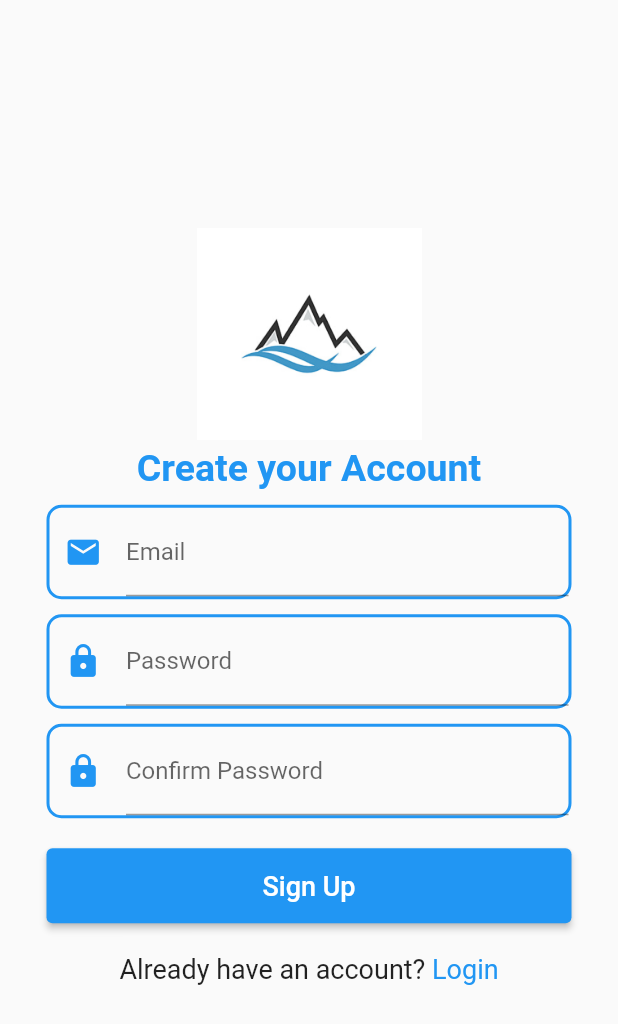
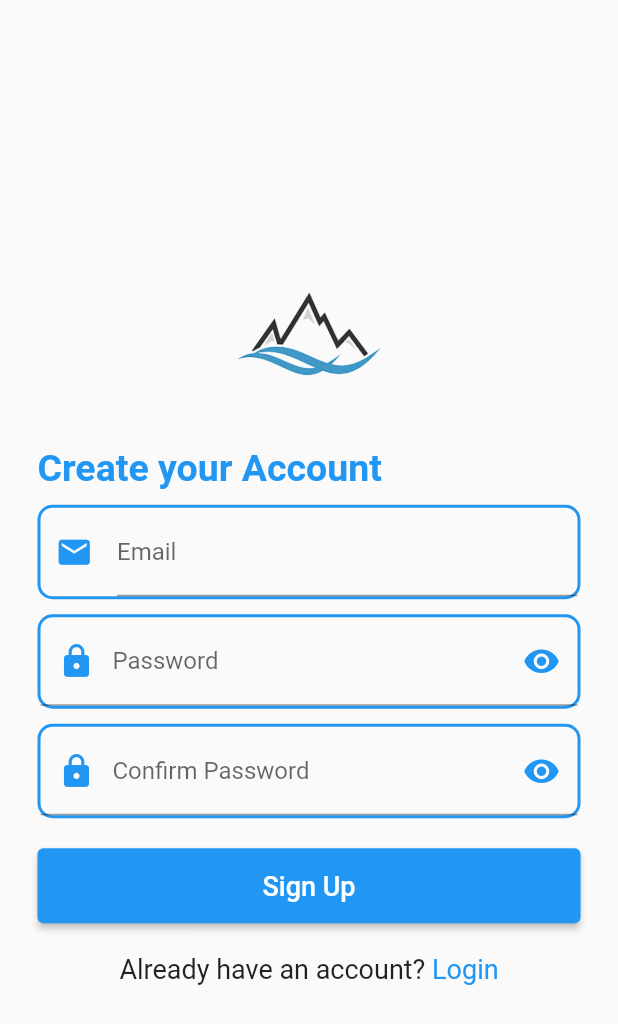
Before and after one commit to shresritik/Last-project, a Flutter app: the screen it shows after launch, after a tap on "Sign up", on a phone screen of 412 x 824 dp. Shown: the top 1024 px of the screen. Run offline on Flutter 3.47's test engine with Material 2 defaults, Android fonts, the phone set to English and light mode, and no system bars; our stand-ins replace carousel_slider; network calls fail.

Commit message:
final project v2.0.0

```diff
--- a/lib/main.dart
+++ b/lib/main.dart
@@ -1,5 +1,6 @@
 import 'package:flutter/material.dart';
 import 'package:last_project/pages/login.dart';
+import 'package:last_project/pages/splash.dart';
 
 void main() {
   runApp(MyApp());
@@ -17,7 +18,7 @@
   Widget build(BuildContext context) {
     return MaterialApp(
       debugShowCheckedModeBanner: false,
-      home: SafeArea(child: Scaffold(body: Login())),
+      home: SafeArea(child: Scaffold(body: Splash())),
     );
   }
 }
--- a/lib/pages/login.dart
+++ b/lib/pages/login.dart
@@ -1,4 +1,5 @@
 import 'package:flutter/material.dart';
+import 'package:last_project/pages/BottomNav.dart';
 import 'package:last_project/pages/Home.dart';
 import 'package:last_project/pages/api_page.dart';
 import 'package:last_project/pages/signup.dart';
@@ -12,13 +13,16 @@
 
 class _LoginState extends State<Login> {
   bool? check = false;
-
+  bool show = true;
   @override
   Widget build(BuildContext context) {
     return Scaffold(
       body: Center(
-        child: Column(
-          mainAxisAlignment: MainAxisAlignment.center,
+        child: Padding(
+          padding: const EdgeInsets.all(25.0),
+          child: ListView(
+            shrinkWrap: true,
+            // mainAxisAlignment: MainAxisAlignment.center,
             children: [
               Image.asset(
                 'images/mountainelogo.png',
@@ -35,7 +39,6 @@
                 ),
               ),
               Container(
-              padding: EdgeInsets.only(left: 10),
                 margin: EdgeInsets.only(top: 10),
                 width: 350,
                 decoration: BoxDecoration(
@@ -43,7 +46,7 @@
                     border: Border.all(width: 2, color: Colors.blue)),
                 child: TextFormField(
                   decoration: const InputDecoration(
-                    icon: Icon(
+                      prefixIcon: Icon(
                         Icons.email,
                         size: 25,
                         color: Colors.blue,
@@ -52,26 +55,36 @@
                 ),
               ),
               Container(
-              padding: EdgeInsets.only(left: 10),
+                // padding: EdgeInsets.only(left: 10),
                 margin: EdgeInsets.only(top: 10),
                 width: 350,
                 decoration: BoxDecoration(
                     borderRadius: BorderRadius.circular(10),
                     border: Border.all(width: 2, color: Colors.blue)),
                 child: TextFormField(
-                obscureText: true,
-                decoration: const InputDecoration(
-                    icon: Icon(
+                  obscureText: show,
+                  decoration: InputDecoration(
+                      prefixIcon: Icon(
                         Icons.lock,
                         size: 25,
                         color: Colors.blue,
                       ),
+                      suffixIcon: GestureDetector(
+                        onTap: () {
+                          setState(() {
+                            show = !show;
+                          });
+                        },
+                        child: Icon(
+                          show ? Icons.remove_red_eye : Icons.visibility_off,
+                          size: 25,
+                          color: Colors.blue,
+                        ),
+                      ),
                       label: Text("Password")),
                 ),
               ),
-            Padding(
-              padding: const EdgeInsets.only(left: 20, right: 30),
-              child: Row(
+              Row(
                 mainAxisAlignment: MainAxisAlignment.spaceBetween,
                 children: [
                   Row(
@@ -92,7 +105,6 @@
                   ),
                 ],
               ),
-            ),
               Container(
                 width: 350,
                 height: 50,
@@ -100,7 +112,7 @@
                     onPressed: () {
                       Navigator.push(context,
                           MaterialPageRoute(builder: (context) {
-                      return ApiPage();
+                        return BottomNav();
                       }));
                     },
                     child: Text(
@@ -137,6 +149,7 @@
             ],
           ),
         ),
+      ),
     );
   }
 }
--- a/lib/pages/signup.dart
+++ b/lib/pages/signup.dart
@@ -8,14 +8,19 @@
 }
 
 class _SignupState extends State<Signup> {
+  bool show = true;
+  bool show2 = true;
   bool? check = false;
 
   @override
   Widget build(BuildContext context) {
     return Scaffold(
       body: Center(
-        child: Column(
-          mainAxisAlignment: MainAxisAlignment.center,
+        child: Padding(
+          padding: const EdgeInsets.all(25.0),
+          child: ListView(
+            // mainAxisAlignment: MainAxisAlignment.center,
+            shrinkWrap: true,
             children: [
               Image.asset(
                 'images/mountainelogo.png',
@@ -49,37 +54,61 @@
                 ),
               ),
               Container(
-              padding: EdgeInsets.only(left: 10),
+                // padding: EdgeInsets.only(left: 10),
                 margin: EdgeInsets.only(top: 10),
                 width: 350,
                 decoration: BoxDecoration(
                     borderRadius: BorderRadius.circular(10),
                     border: Border.all(width: 2, color: Colors.blue)),
                 child: TextFormField(
-                obscureText: true,
-                decoration: const InputDecoration(
-                    icon: Icon(
+                  obscureText: show,
+                  decoration: InputDecoration(
+                      prefixIcon: Icon(
                         Icons.lock,
                         size: 25,
                         color: Colors.blue,
+                      ),
+                      suffixIcon: GestureDetector(
+                        onTap: () {
+                          setState(() {
+                            show = !show;
+                          });
+                        },
+                        child: Icon(
+                          show ? Icons.remove_red_eye : Icons.visibility_off,
+                          size: 25,
+                          color: Colors.blue,
+                        ),
                       ),
                       label: Text("Password")),
                 ),
               ),
               Container(
-              padding: EdgeInsets.only(left: 10),
+                // padding: EdgeInsets.only(left: 10),
                 margin: EdgeInsets.only(top: 10),
                 width: 350,
                 decoration: BoxDecoration(
                     borderRadius: BorderRadius.circular(10),
                     border: Border.all(width: 2, color: Colors.blue)),
                 child: TextFormField(
-                obscureText: true,
-                decoration: const InputDecoration(
-                    icon: Icon(
+                  obscureText: show2,
+                  decoration: InputDecoration(
+                      prefixIcon: Icon(
                         Icons.lock,
                         size: 25,
                         color: Colors.blue,
+                      ),
+                      suffixIcon: GestureDetector(
+                        onTap: () {
+                          setState(() {
+                            show2 = !show2;
+                          });
+                        },
+                        child: Icon(
+                          show2 ? Icons.remove_red_eye : Icons.visibility_off,
+                          size: 25,
+                          color: Colors.blue,
+                        ),
                       ),
                       label: Text("Confirm Password")),
                 ),
@@ -121,6 +150,7 @@
             ],
           ),
         ),
+      ),
     );
   }
 }
--- /dev/null
+++ b/lib/pages/splash.dart
@@ -0,0 +1,42 @@
+import 'package:flutter/material.dart';
+import 'package:last_project/pages/login.dart';
+
+class Splash extends StatefulWidget {
+  Splash({Key? key}) : super(key: key);
+
+  @override
+  State<Splash> createState() => _SplashState();
+}
+
+class _SplashState extends State<Splash> {
+  @override
+  void initState() {
+    // TODO: implement initState
+    super.initState();
+    navigateHome();
+  }
+
+  navigateHome() async {
+    await Future.delayed(Duration(milliseconds: 2000), () {});
+    Navigator.pushReplacement(
+        context, MaterialPageRoute(builder: ((context) => (Login()))));
+  }
+
+  @override
+  Widget build(BuildContext context) {
+    return Scaffold(
+      body: Center(
+        child: Column(
+          mainAxisAlignment: MainAxisAlignment.center,
+          children: [
+            Image.asset(
+              'images/mountainelogo.png',
+              width: 300,
+            ),
+            CircularProgressIndicator()
+          ],
+        ),
+      ),
+    );
+  }
+}
--- a/pubspec.yaml
+++ b/pubspec.yaml
@@ -34,6 +34,8 @@
   # Use with the CupertinoIcons class for iOS style icons.
   cupertino_icons: ^1.0.2
   http: ^0.13.4
+  carousel_slider: ^4.1.1
+  curved_navigation_bar: ^1.0.3
 
 dev_dependencies:
   flutter_test:
```
Also changed, not shown: lib/pages/BottomNav.dart (added, +48 -0 lines), lib/pages/Home.dart (+75 -36 lines), lib/pages/api_page.dart (+34 -4 lines), lib/pages/order.dart (added, +98 -0 lines), lib/pages/productDetails.dart (+49 -31 lines), images/mountainelogo.png, images/nature.png (added), pubspec.lock. Lines whose indentation alone changed are shown as unchanged.
